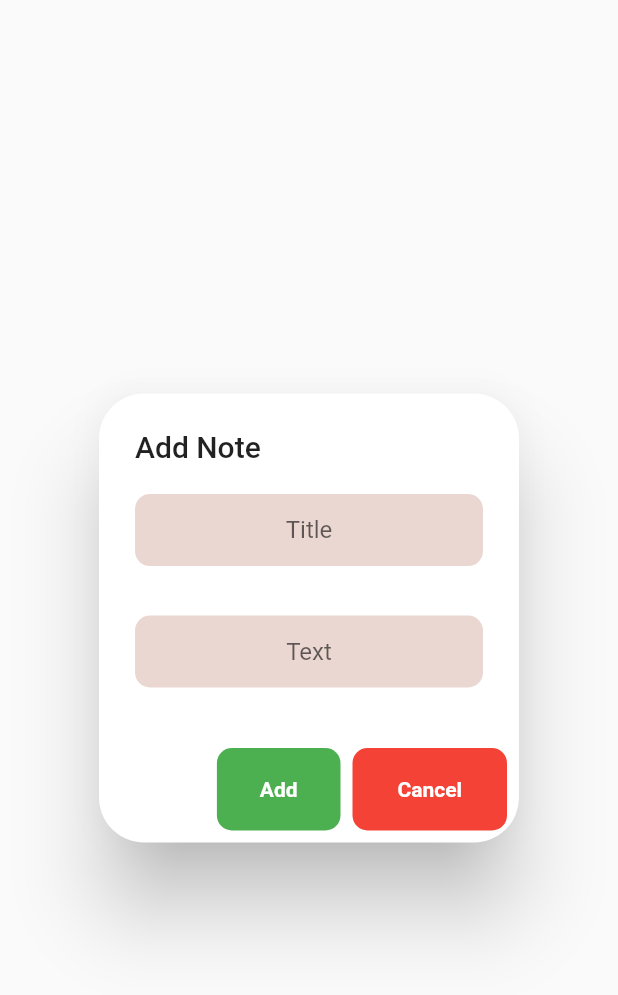
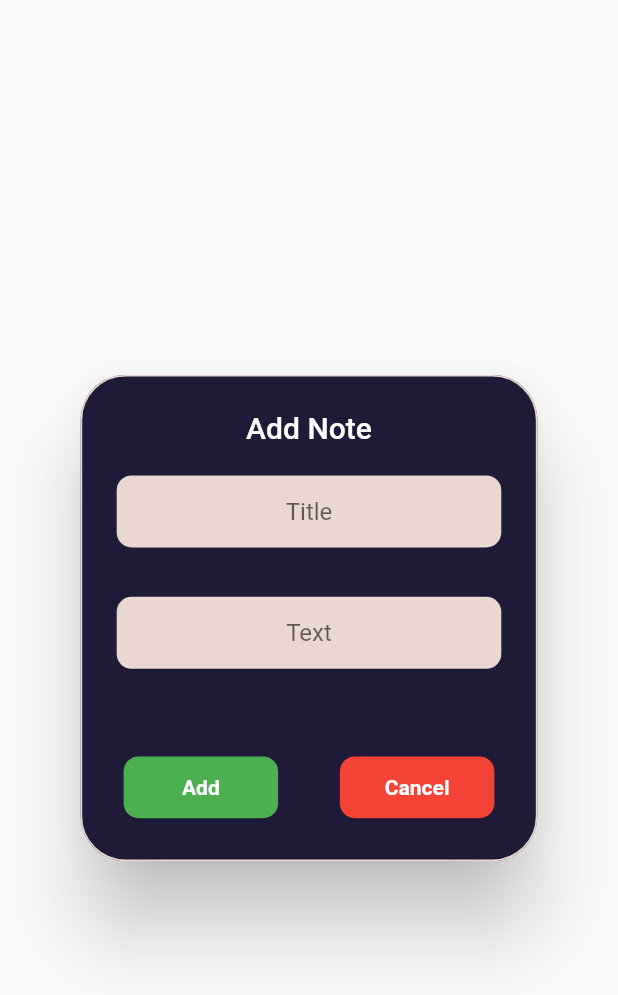
Before and after one commit to YOOUMS/NotesApp, a Flutter app: the AddNoteWidget widget shown alone on an empty page, opened directly, on a phone screen of 412 x 824 dp. Shown: the top 995 px of the screen. Run offline on Flutter 3.47's test engine with Material 2 defaults, Android fonts, the phone set to English and light mode, and no system bars.

Commit message:
modified add note widget

```diff
--- a/lib/AddNoteWidget.dart
+++ b/lib/AddNoteWidget.dart
@@ -1,45 +1,72 @@
+import 'dart:developer';
+import 'dart:math';
+
 import 'package:flutter/material.dart';
 import 'package:flutter/src/foundation/key.dart';
 import 'package:flutter/src/widgets/framework.dart';
+import 'package:notes/model/dummy_data.dart';
 
 class AddNoteWidget extends StatelessWidget {
+  List<String?>? items;
+  String? SeletedItem;
+  AddNoteWidget() {
+    this.SeletedItem = (Notes.map((e) => e.role)).toList()[0] ?? "Others";
+    this.items = Notes.map((e) => e.role).toList();
+  }
   @override
   Widget build(BuildContext context) {
     return AlertDialog(
+      backgroundColor: Color.fromARGB(255, 31, 26, 56),
       actions: [
+        Row(
+          mainAxisAlignment: MainAxisAlignment.center,
+          children: [
             Container(
-          width: MediaQuery.of(context).size.width / 5,
-          height: MediaQuery.of(context).size.height / 15,
+              width: MediaQuery.of(context).size.width / 4,
+              height: MediaQuery.of(context).size.height / 20,
+              margin: EdgeInsets.all(MediaQuery.of(context).size.height / 40),
               decoration: BoxDecoration(
                   color: Colors.green, borderRadius: BorderRadius.circular(10)),
               child: FlatButton(
                 onPressed: null,
                 child: Text(
                   "Add",
-              style:
-                  TextStyle(fontWeight: FontWeight.bold, color: Colors.white),
+                  style: TextStyle(
+                      fontWeight: FontWeight.bold, color: Colors.white),
                 ),
               ),
             ),
             Container(
+              margin: EdgeInsets.all(MediaQuery.of(context).size.height / 40),
               width: MediaQuery.of(context).size.width / 4,
-          height: MediaQuery.of(context).size.height / 15,
+              height: MediaQuery.of(context).size.height / 20,
               decoration: BoxDecoration(
                   color: Colors.red, borderRadius: BorderRadius.circular(10)),
               child: FlatButton(
                 onPressed: null,
                 child: Text(
                   "Cancel",
-              style:
-                  TextStyle(color: Colors.white, fontWeight: FontWeight.bold),
+                  style: TextStyle(
+                      color: Colors.white, fontWeight: FontWeight.bold),
                 ),
               ),
+            ),
+          ],
         )
       ],
-      shape: RoundedRectangleBorder(borderRadius: BorderRadius.circular(30)),
-      title: Text("Add Note"),
+      shape: RoundedRectangleBorder(
+          borderRadius: BorderRadius.circular(30),
+          side: BorderSide(color: Color.fromARGB(255, 234, 215, 209))),
+      title: Align(
+        alignment: Alignment.center,
+        child: Text(
+          "Add Note",
+          style: TextStyle(color: Colors.white),
+        ),
+      ),
       content: Container(
-        height: MediaQuery.of(context).size.height / 6,
+        // height: (MediaQuery.of(context).size.height / 4) + 13,
+        height: MediaQuery.of(context).size.height / 7 + 17,
         child: Column(
           children: [
             Container(
@@ -55,6 +82,8 @@ class AddNoteWidget extends StatelessWidget {
               ),
             ),
             Container(
+              // margin: EdgeInsets.only(
+              //     bottom: MediaQuery.of(context).size.height / 25),
               decoration: BoxDecoration(
                   color: Color.fromARGB(255, 234, 215, 209),
                   borderRadius: BorderRadius.circular(10)),
@@ -63,7 +92,25 @@ class AddNoteWidget extends StatelessWidget {
                 decoration:
                     InputDecoration(hintText: "Text", border: InputBorder.none),
               ),
-            )
+            ),
+            // Container(
+            //   decoration: BoxDecoration(
+            //       color: Color.fromARGB(255, 234, 215, 209),
+            //       borderRadius: BorderRadius.circular(10)),
+            //   width: double.infinity,
+            //   child: DropdownButton<String>(
+            //     value: SeletedItem,
+            //     items: items
+            //         ?.map((item) => DropdownMenuItem<String>(
+            //             value: item, child: Text(item ?? "others")))
+            //         .toList(),
+            //    onChanged: (String? newValue) {
+            //     setState(() {
+            //       SeletedItem = newValue!;
+            //     });
+            //   },
+            //   ),
+            // )
           ],
         ),
       ),
```
Lines whose indentation alone changed are shown as unchanged.
